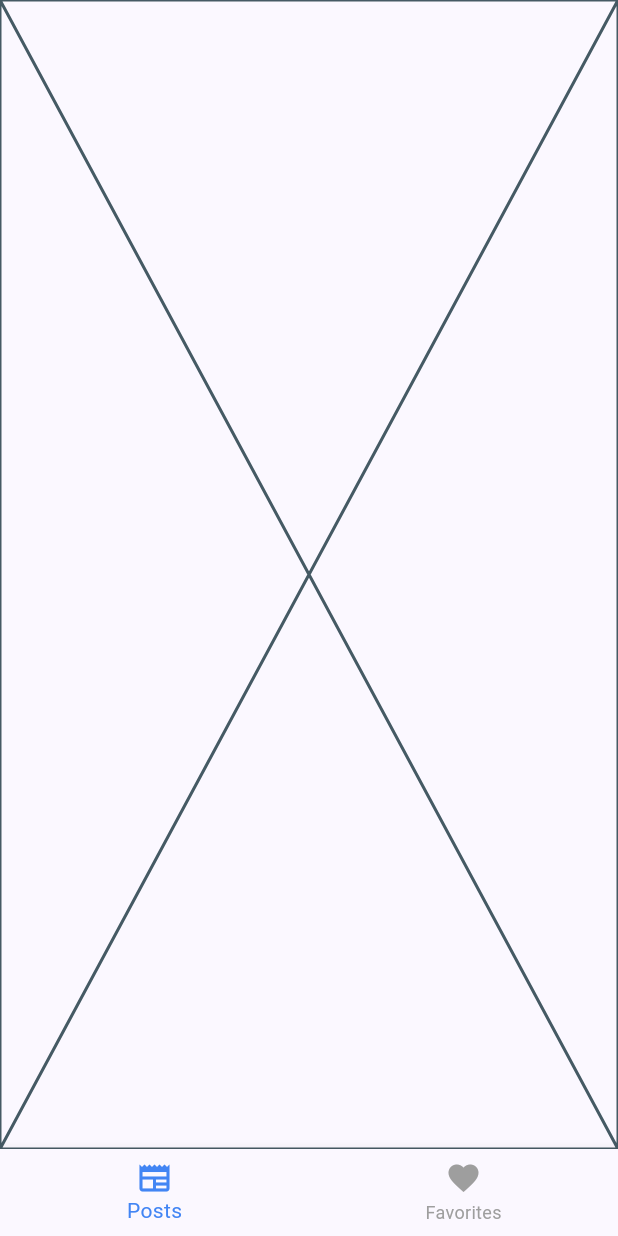
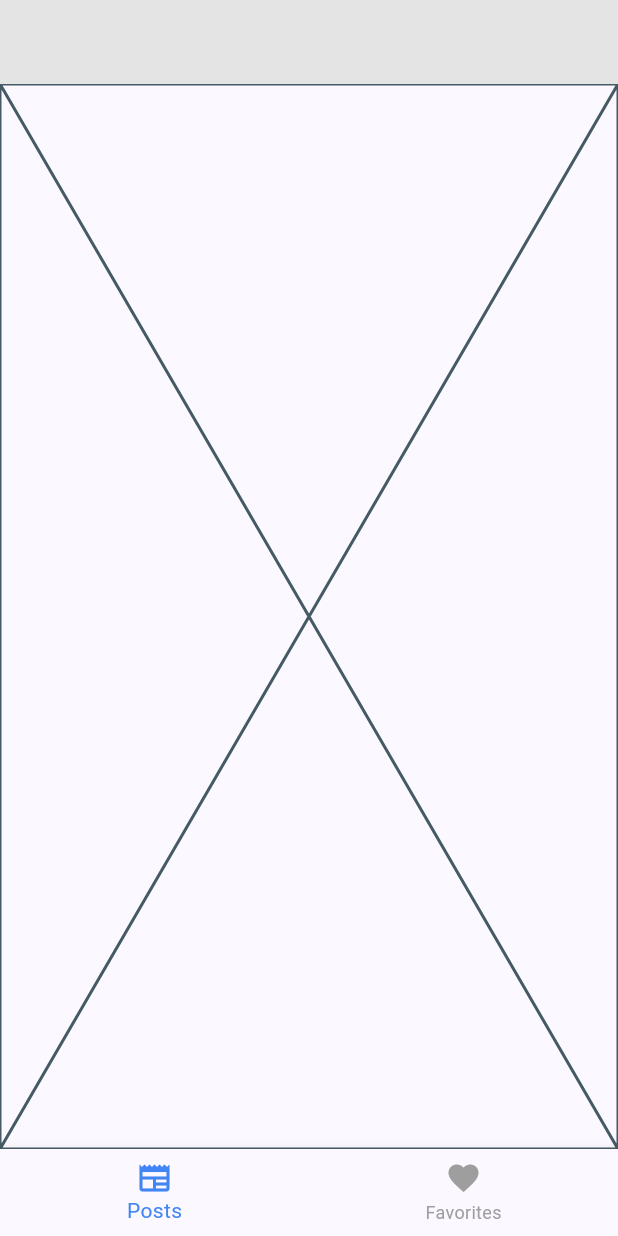
Before and after one commit to pmatatias/cimb_techincal_test, a Flutter app: the Home screen opened directly, on a phone screen of 412 x 824 dp. Run offline on Flutter 3.47's test engine with Material 2 defaults, Android fonts, the phone set to English and light mode, and no system bars; our stand-ins replace multiple_result.

Commit message:
home screen

```diff
--- a/lib/src/view/appstate.dart
+++ b/lib/src/view/appstate.dart
@@ -1,6 +1,7 @@
 import 'package:flutter/material.dart';
 
 class AppState extends ChangeNotifier {
+  String title = "";
   int _activePage = 0;
   int get activePage => _activePage;
   void setActivepage(int newPage) {
--- a/lib/src/view/home.dart
+++ b/lib/src/view/home.dart
@@ -13,24 +13,31 @@ class Home extends StatefulWidget {
 }
 
 class _HomeState extends State<Home> {
+  List<BottomNavigationBarItem> nav = [
+    const BottomNavigationBarItem(icon: Icon(Icons.newspaper), label: "Posts"),
+    const BottomNavigationBarItem(
+        icon: Icon(Icons.favorite), label: "Favorites"),
+  ];
   @override
   Widget build(BuildContext context) {
     final appState = context.watch<AppState>();
     return Scaffold(
+      appBar: AppBar(
+        title: Text(appState.title),
+        backgroundColor: Palette.cBgColor,
+      ),
       bottomNavigationBar: BottomNavigationBar(
           currentIndex: appState.activePage,
           selectedItemColor: Palette.cBlue,
           unselectedItemColor: Colors.grey,
           showSelectedLabels: true,
           showUnselectedLabels: true,
-          onTap: (value) => appState.setActivepage(value),
+          onTap: (value) {
+            appState.title = nav[value].label ?? '';
+            appState.setActivepage(value);
+          },
           type: BottomNavigationBarType.fixed,
-          items: const [
-            BottomNavigationBarItem(
-                icon: Icon(Icons.newspaper), label: "Posts"),
-            BottomNavigationBarItem(
-                icon: Icon(Icons.favorite), label: "Favorites"),
-          ]),
+          items: nav),
       body: switch (appState.activePage) {
         0 => const PostsPage(),
         _ => const Page404(),
```
